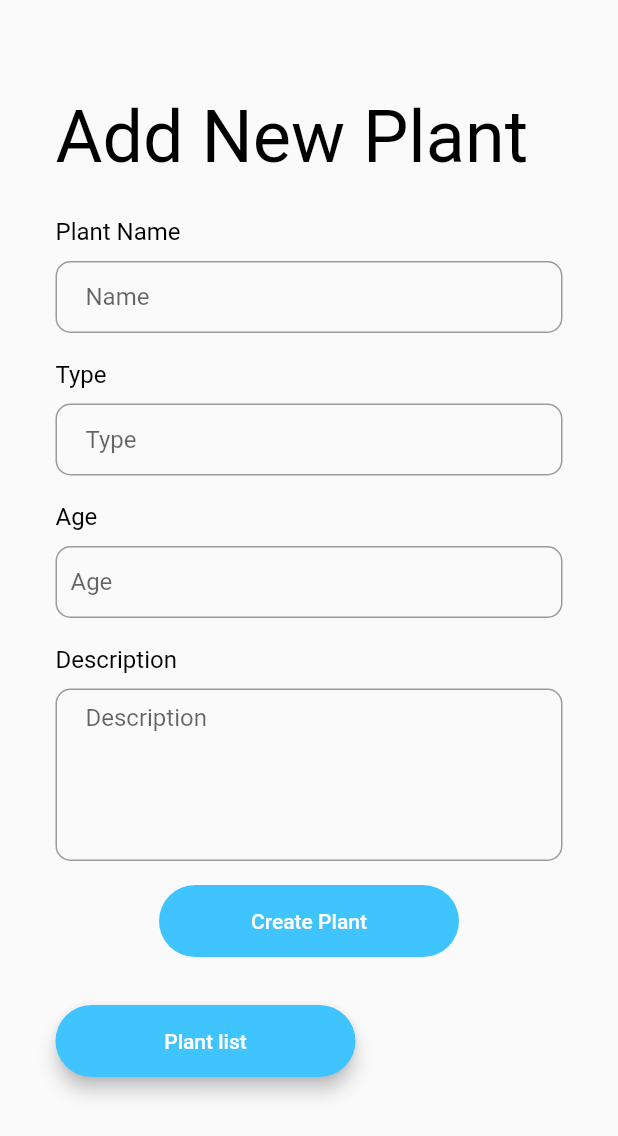
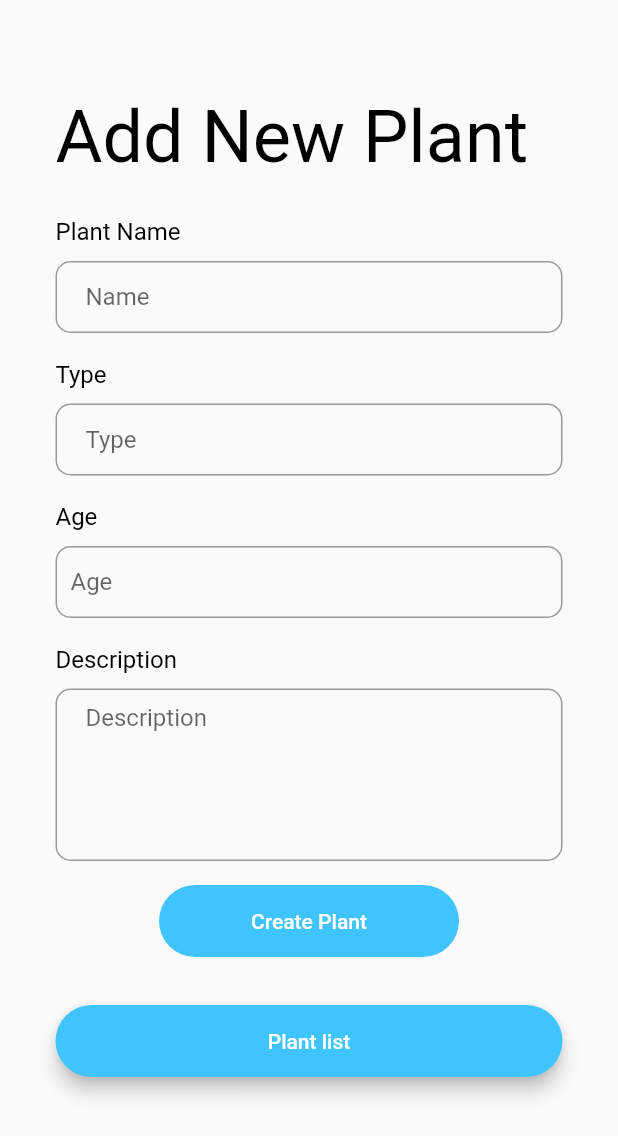
Before and after one commit to Unstoppable-SDP/fasela_app, a Flutter app: the screen it shows after launch, on a phone screen of 412 x 824 dp. Shown: the top 1136 px of the screen. Run offline on Flutter 3.47's test engine with Material 2 defaults, Android fonts, the phone set to English and light mode, and no system bars; our stand-ins replace cloud_firestore, firebase_core; accounts and stored records are empty.

Commit message:
fix: center the button

```diff
--- a/lib/main.dart
+++ b/lib/main.dart
@@ -218,10 +218,11 @@ class _MyHomePageState extends State<MyHomePage> {
               elevation: 5.0,
               color: Colors.lightBlueAccent,
               borderRadius: BorderRadius.circular(30.0),
-              child: MaterialButton(
+              child: Center(
+                  child: MaterialButton(
                 minWidth: 200.0,
                 height: 42.0,
-                child: Text(
+                child: const Text(
                   'Plant list',
                   style: TextStyle(color: Colors.white),
                 ),
@@ -231,7 +232,7 @@ class _MyHomePageState extends State<MyHomePage> {
                     MaterialPageRoute(builder: (context) => PlantList()),
                   );
                 },
-              ),
+              )),
             ),
           ),
         ],
--- a/lib/plantsList.dart
+++ b/lib/plantsList.dart
@@ -99,7 +99,7 @@ class MessageBubble extends StatelessWidget {
           ),
           Material(
               elevation: 5.0,
-              borderRadius: BorderRadius.only(
+              borderRadius: const BorderRadius.only(
                   topRight: Radius.circular(30.0),
                   bottomRight: Radius.circular(30.0),
                   bottomLeft: Radius.circular(30.0)),
```
